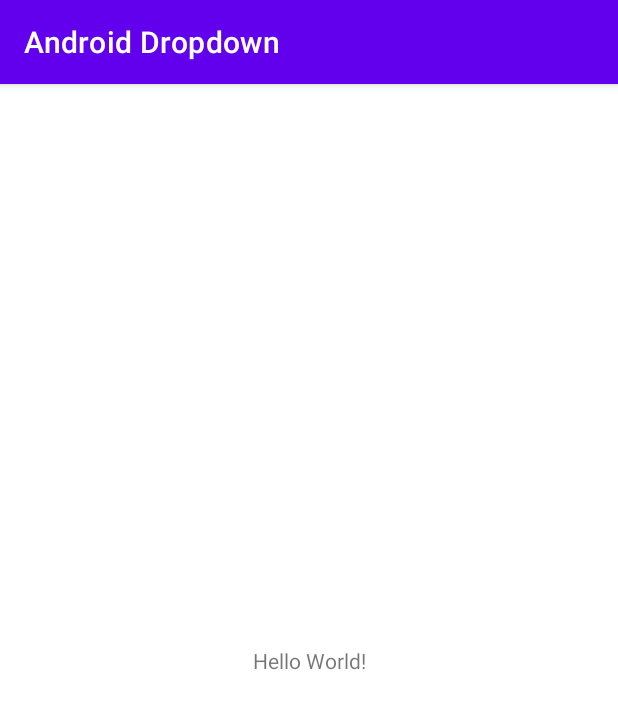
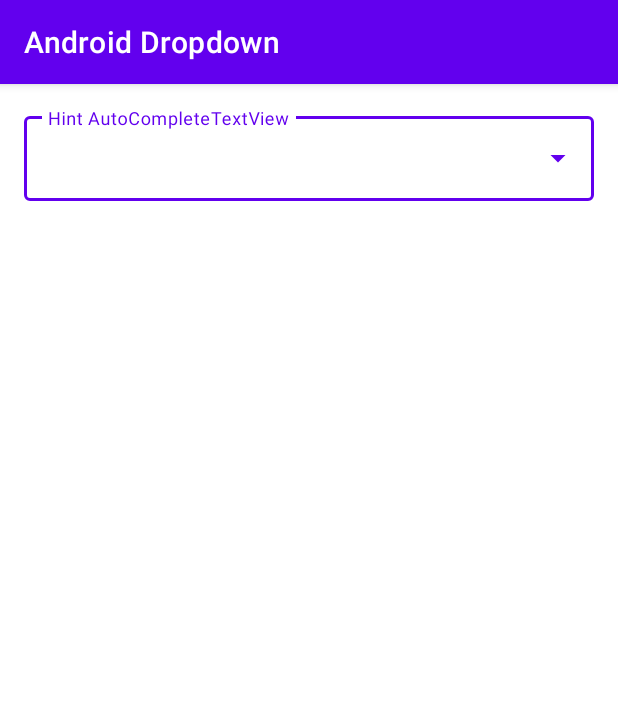
Before and after one commit to gzeinnumer/AndroidDropdown, an Android app: the screen it shows after launch (MainActivity), on a phone screen of 412 x 824 dp. Shown: the top 709 px of the screen. Run offline under Robolectric (Android 15) with nearby library versions, the phone set to English and light mode, and no system bars.

Commit message:
Support SDK 16

```diff
--- /dev/null
+++ b/ad/src/main/java/com/gzeinnumer/ad/AdapterAutoCompleteText.java
@@ -0,0 +1,63 @@
+package com.gzeinnumer.ad;
+
+import android.content.Context;
+import android.os.Build;
+import android.view.LayoutInflater;
+import android.view.View;
+import android.view.ViewGroup;
+import android.widget.ArrayAdapter;
+import android.widget.TextView;
+
+import androidx.annotation.NonNull;
+import androidx.annotation.Nullable;
+
+import java.util.ArrayList;
+import java.util.List;
+
+public class AdapterAutoCompleteText<T> extends ArrayAdapter<T> {
+
+    int style = -1;
+    private List<T> list = new ArrayList<>();
+    private Context context;
+
+    public AdapterAutoCompleteText(@NonNull Context context) {
+        this(context, new ArrayList<>());
+        this.context = context;
+    }
+
+    public AdapterAutoCompleteText(@NonNull Context context, @NonNull List<T> objects) {
+        super(context, 0, objects);
+        this.list = objects;
+        this.context = context;
+    }
+
+    @NonNull
+    @Override
+    public View getView(int position, @Nullable View convertView, @NonNull ViewGroup parent) {
+        View listItem = convertView;
+        if (listItem == null)
+            listItem = LayoutInflater.from(context).inflate(R.layout.item_auto_textview, parent, false);
+
+        T data = list.get(position);
+
+        TextView name = listItem.findViewById(R.id.tv);
+        if (style != -1) {
+            if (Build.VERSION.SDK_INT >= Build.VERSION_CODES.M) {
+                name.setTextAppearance(style);
+            }
+        }
+        name.setText(data.toString());
+
+        return listItem;
+    }
+
+
+    public void setList(ArrayList<T> data) {
+        this.list = data;
+        notifyDataSetChanged();
+    }
+
+    public void setItemStyle(int style) {
+        this.style = style;
+    }
+}
--- a/app/build.gradle
+++ b/app/build.gradle
@@ -36,4 +36,6 @@ dependencies {
     testImplementation 'junit:junit:4.+'
     androidTestImplementation 'androidx.test.ext:junit:1.1.2'
     androidTestImplementation 'androidx.test.espresso:espresso-core:3.3.0'
+
+    implementation project(':ad')
 }
--- /dev/null
+++ b/app/src/main/java/com/gzeinnumer/androiddropdown/ExampleModel.java
@@ -0,0 +1,47 @@
+package com.gzeinnumer.androiddropdown;
+
+public class ExampleModel {
+
+    private int id;
+    private String name;
+    private String address;
+
+    public ExampleModel(int id, String name, String address) {
+        this.id = id;
+        this.name = name;
+        this.address = address;
+    }
+
+    public int getId() {
+        return id;
+    }
+
+    public void setId(int id) {
+        this.id = id;
+    }
+
+    public String getName() {
+        return name;
+    }
+
+    public void setName(String name) {
+        this.name = name;
+    }
+
+    public String getAddress() {
+        return address;
+    }
+
+    public void setAddress(String address) {
+        this.address = address;
+    }
+
+    @Override
+    public String toString() {
+        return "ExampleModel{" +
+                "id=" + id +
+                ", name='" + name + '\'' +
+                ", address='" + address + '\'' +
+                '}';
+    }
+}
--- a/app/src/main/java/com/gzeinnumer/androiddropdown/MainActivity.java
+++ b/app/src/main/java/com/gzeinnumer/androiddropdown/MainActivity.java
@@ -1,14 +1,73 @@
 package com.gzeinnumer.androiddropdown;
+
+import android.os.Build;
+import android.os.Bundle;
+import android.view.View;
+import android.widget.AdapterView;
+import android.widget.AutoCompleteTextView;
 
 import androidx.appcompat.app.AppCompatActivity;
 
-import android.os.Bundle;
+import com.gzeinnumer.ad.AdapterAutoCompleteText;
+
+import java.util.ArrayList;
 
 public class MainActivity extends AppCompatActivity {
+
+    AutoCompleteTextView act;
 
     @Override
     protected void onCreate(Bundle savedInstanceState) {
         super.onCreate(savedInstanceState);
         setContentView(R.layout.activity_main);
+
+        act = findViewById(R.id.act);
+
+        simple1();
+        simple2();
+    }
+
+    private void simple1() {
+        ArrayList<String> list = new ArrayList<>();
+        list.add("Zein");
+        list.add("Zein2");
+        list.add("Zein3");
+        list.add("Zein4");
+
+        AdapterAutoCompleteText<String> adapter = new AdapterAutoCompleteText<String>(getApplicationContext(), list);
+        adapter.setItemStyle(R.style.AutoCompleteTextViewStyle);
+        act.setAdapter(adapter);
+
+        act.setOnItemClickListener(new AdapterView.OnItemClickListener() {
+            @Override
+            public void onItemClick(AdapterView<?> parent, View view, int position, long id) {
+                if (Build.VERSION.SDK_INT >= Build.VERSION_CODES.JELLY_BEAN_MR1) {
+                    act.setText(list.get(position), false);
+                } else {
+                    act.setText(list.get(position));
+                }
+            }
+        });
+    }
+
+    private void simple2() {
+
+
+        ArrayList<ExampleModel> listObject = new ArrayList<>();
+        listObject.add(new ExampleModel(1, "Zein", "Balbar"));
+        listObject.add(new ExampleModel(2, "Zein2", "Balbar2"));
+        listObject.add(new ExampleModel(3, "Zein3", "Balbar3"));
+        listObject.add(new ExampleModel(4, "Zein4", "Balbar4"));
+
+        AdapterAutoCompleteText<ExampleModel> adapter = new AdapterAutoCompleteText<ExampleModel>(getApplicationContext(), listObject);
+        adapter.setItemStyle(R.style.AutoCompleteTextViewStyle);
+        act.setAdapter(adapter);
+
+        act.setOnItemClickListener(new AdapterView.OnItemClickListener() {
+            @Override
+            public void onItemClick(AdapterView<?> parent, View view, int position, long id) {
+                act.setText(listObject.get(position).toString(), false);
+            }
+        });
     }
 }
--- a/app/src/main/res/layout/activity_main.xml
+++ b/app/src/main/res/layout/activity_main.xml
@@ -1,18 +1,26 @@
 <?xml version="1.0" encoding="utf-8"?>
-<androidx.constraintlayout.widget.ConstraintLayout xmlns:android="http://schemas.android.com/apk/res/android"
-    xmlns:app="http://schemas.android.com/apk/res-auto"
+<LinearLayout xmlns:android="http://schemas.android.com/apk/res/android"
     xmlns:tools="http://schemas.android.com/tools"
     android:layout_width="match_parent"
     android:layout_height="match_parent"
+    android:orientation="vertical"
+    android:padding="16dp"
     tools:context=".MainActivity">
 
-    <TextView
-        android:layout_width="wrap_content"
+    <com.google.android.material.textfield.TextInputLayout
+        style="@style/Widget.MaterialComponents.TextInputLayout.OutlinedBox.ExposedDropdownMenu"
+        android:layout_width="match_parent"
         android:layout_height="wrap_content"
-        android:text="Hello World!"
-        app:layout_constraintBottom_toBottomOf="parent"
-        app:layout_constraintLeft_toLeftOf="parent"
-        app:layout_constraintRight_toRightOf="parent"
-        app:layout_constraintTop_toTopOf="parent" />
+        android:hint="Hint AutoCompleteTextView">
 
-</androidx.constraintlayout.widget.ConstraintLayout>
+        <AutoCompleteTextView
+            android:id="@+id/act"
+            android:layout_width="match_parent"
+            android:layout_height="wrap_content"
+            android:editable="false"
+            android:inputType="none" />
+        <!--            style="@style/AutoCompleteTextViewStyle"-->
+
+    </com.google.android.material.textfield.TextInputLayout>
+
+</LinearLayout>
--- a/app/src/main/res/values/themes.xml
+++ b/app/src/main/res/values/themes.xml
@@ -13,4 +13,9 @@
         <item name="android:statusBarColor" tools:targetApi="l">?attr/colorPrimaryVariant</item>
         <!-- Customize your theme here. -->
     </style>
+
+    <style name="AutoCompleteTextViewStyle">
+        <!--        <item name="android:textSize">36sp</item>-->
+        <item name="android:textColor">#000000</item>
+    </style>
 </resources>
```
Also changed, not shown: ad/src/main/res/layout/item_auto_textview.xml (added, +18 -0 lines), 1 other file.
